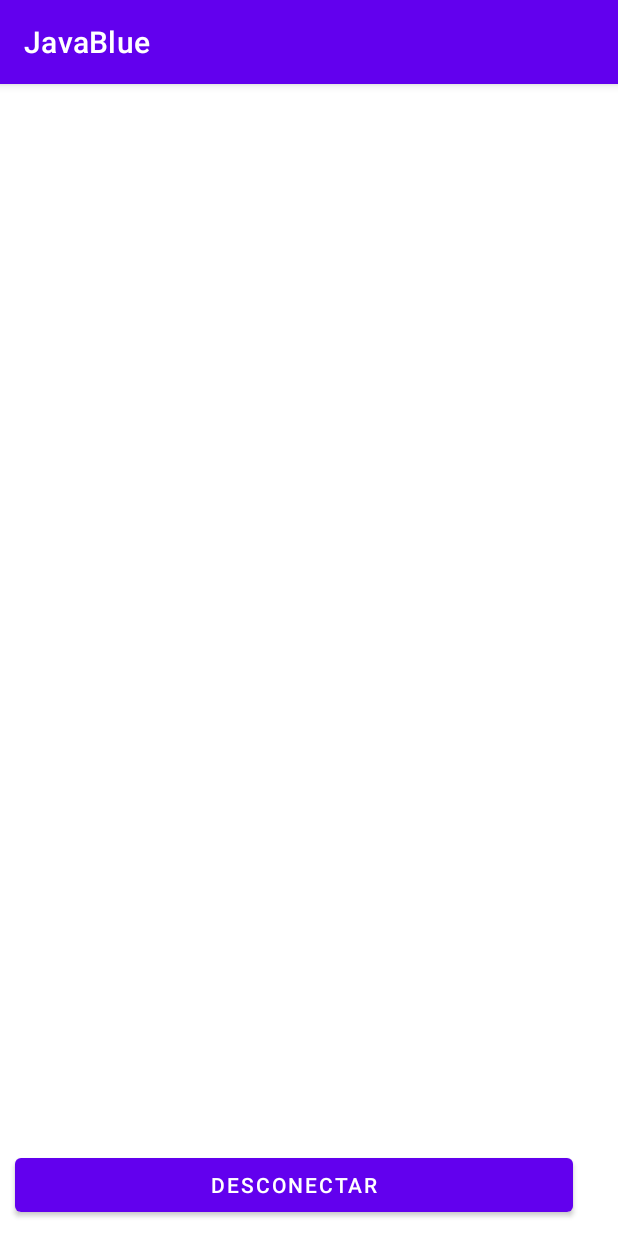
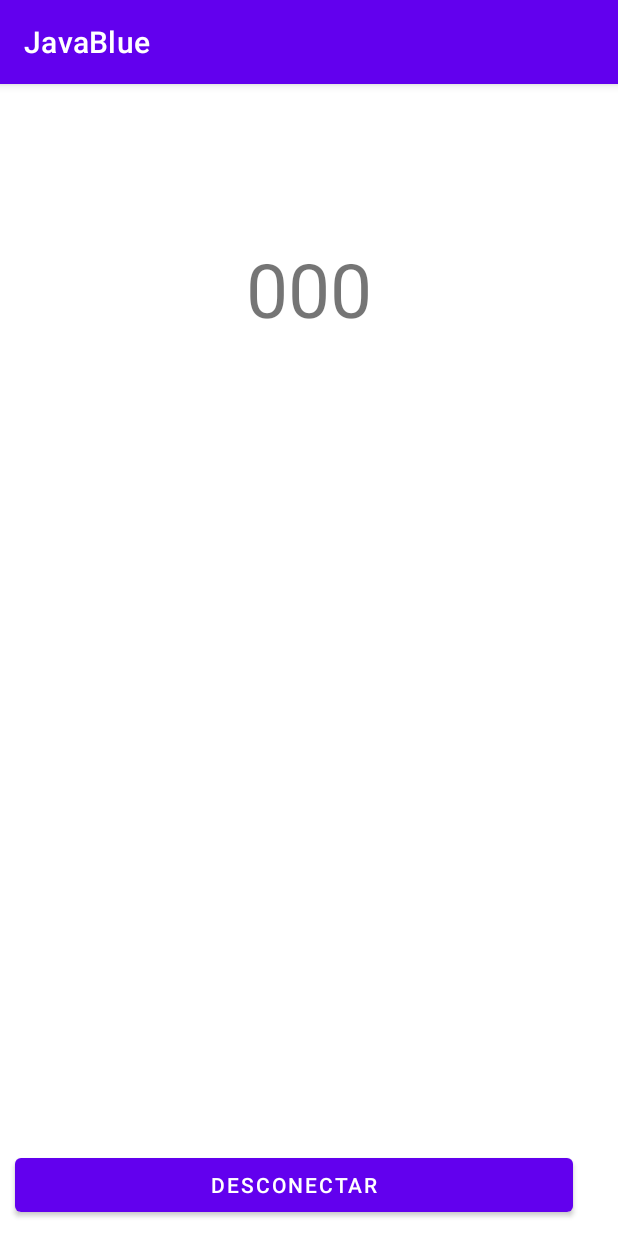
Before and after one commit to AlejandraCastillo/MedidorBluetooth, an Android app: the MessageReceiver screen opened directly, with no data from a screen before it, on a phone screen of 412 x 824 dp. Run offline under Robolectric (Android 15) with nearby library versions, the phone set to English and light mode, and no system bars; 3 statements that could not run were skipped.

Commit message:
Se muestra valor actual en pantalla

```diff
--- a/app/src/main/java/com/icat/javablue/MessageReceiver.java
+++ b/app/src/main/java/com/icat/javablue/MessageReceiver.java
@@ -26,13 +26,12 @@ public class MessageReceiver extends AppCompatActivity {
     private static final float MAX_NUM = 24;
     private static final float MAX_ANGLE = 180;
     private static final float STEP = MAX_ANGLE/MAX_NUM;
-    private View manecilla;
 
+//    View manecilla;
     BluetoothSocket socket;
     TextView tvDeviceName;
-    ListView lvMessages;
+    TextView tvMessages;
 
-    public ArrayAdapter<String> adapterMessages;
     ConnectedThread msgReceiver;
 
     //Constantes para los mensajes
@@ -55,15 +54,9 @@ public class MessageReceiver extends AppCompatActivity {
                     int num2 = Integer.parseInt(numeros.substring(1,2));
                     int num3 = Integer.parseInt(numeros.substring(2,3));
                     int num = num1+num2+num3;
-                    manecilla.setRotation(num*STEP);
-                    adapterMessages.add(String.valueOf(num));
+//                    manecilla.setRotation(num*STEP);
+                    tvMessages.setText(String.valueOf(num));
 
-                    adapterMessages.notifyDataSetChanged();
-
-                    break;
-
-                case CONNECTION_LOST:
-                    finish();
                     break;
             }
         }
@@ -77,12 +70,8 @@ public class MessageReceiver extends AppCompatActivity {
         tvDeviceName = findViewById(R.id.tv_deviceName);
         tvDeviceName.setText(getIntent().getStringExtra("name"));
 
-        lvMessages = findViewById(R.id.lv_messages);
-        adapterMessages = new ArrayAdapter<>(this, android.R.layout.simple_list_item_1);
-
-        lvMessages.setAdapter(adapterMessages);
-
-        manecilla = findViewById(R.id.v_manecilla);
+        tvMessages = findViewById(R.id.tv_messages);
+//        manecilla = findViewById(R.id.v_manecilla);
 
         socket = ShareSocket.getSocket();
 
--- a/app/src/main/res/layout/activity_message_receiver.xml
+++ b/app/src/main/res/layout/activity_message_receiver.xml
@@ -11,23 +11,25 @@
         android:id="@+id/tv_deviceName"
         android:layout_width="wrap_content"
         android:layout_height="wrap_content"
-        android:layout_margin="30dp"
+        android:layout_marginTop="40dp"
         android:textSize="24sp"
+        app:layout_constraintEnd_toEndOf="parent"
         app:layout_constraintStart_toStartOf="parent"
         app:layout_constraintTop_toTopOf="parent"
         tools:text="Nombre del dispositivo" />
 
-    <ListView
-        android:id="@+id/lv_messages"
-        android:layout_width="match_parent"
-        android:layout_height="match_parent"
-        android:layout_marginStart="30dp"
-        android:layout_marginTop="80dp"
-        android:layout_marginEnd="30dp"
-        android:layout_marginBottom="120dp"
-        android:transcriptMode="alwaysScroll"
-        app:layout_constraintTop_toBottomOf="@+id/tv_deviceName"
-        tools:layout_editor_absoluteX="30dp" />
+    <TextView
+        android:id="@+id/tv_messages"
+        android:layout_width="wrap_content"
+        android:layout_height="wrap_content"
+        android:text="000"
+        android:layout_marginTop="30dp"
+        android:textSize="50sp"
+        app:layout_constraintTop_toBottomOf="@id/tv_deviceName"
+        app:layout_constraintStart_toStartOf="parent"
+        app:layout_constraintEnd_toEndOf="parent"
+
+        />
 
 <!--        <View-->
 <!--            android:id="@+id/v_manecilla"-->
```
